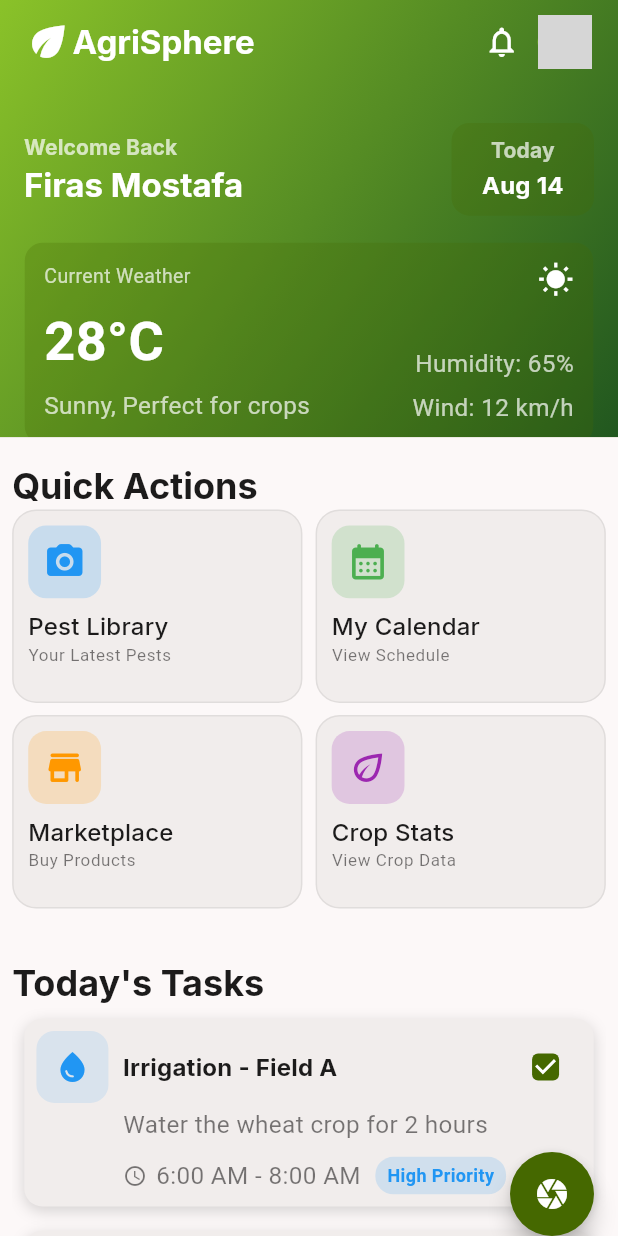
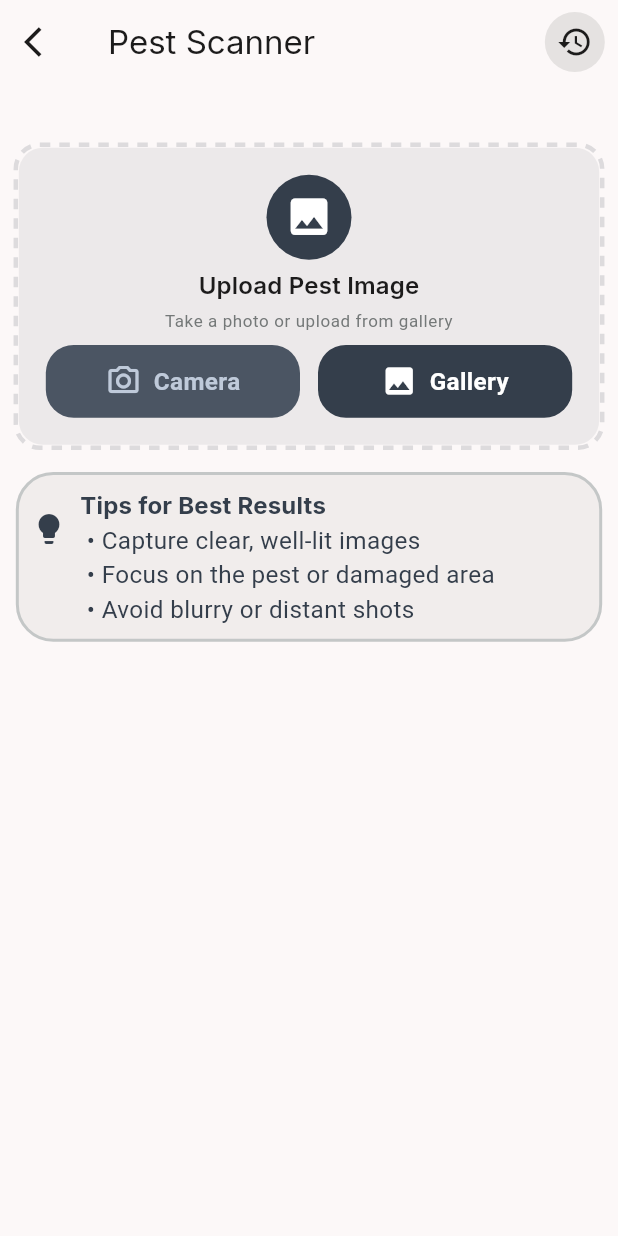
Before and after one commit to firas-mostafa/agri_sphere, a Flutter app: the MainScreen screen opened by its route, after a tap on the "camera" icon, on a phone screen of 412 x 824 dp. Run offline on Flutter 3.47's test engine with Material 3 defaults, Android fonts, the phone set to English and light mode, and no system bars; drawn by our look-alikes of crystal_navigation_bar, dotted_border; our stand-ins replace dartz, dio, equatable, flutter_bloc, flutter_svg, google_fonts and 1 more; accounts and stored records are empty; network calls fail; project files that could hold a hidden picture were left out; grey boxes are pictures that could not be loaded.

Commit message:
Add pest reporting interface with image upload and scanning tips; update localization strings

```diff
--- a/mobile_app/assets/lang/ar.json
+++ b/mobile_app/assets/lang/ar.json
@@ -39,5 +39,14 @@
     "today":"اليوم",
     "current_weather":"الطقس الحالي",
     "wind":"الرياح",
-    "humidity":"الرطوبة"
+    "humidity":"الرطوبة",
+    "upload_pest_image":"تحميل صورة للآفة",
+    "take_a_photo_or_upload_from_gallery":"التقط صورة أو قم بتحميلها من المعرض",
+    "camera":"الكاميرة",
+    "gallery":"المعرض",
+    "pest_scanner":"ماسح الأفات",
+    "tips_for_best_results":"نصائح للحصول على أفضل النتائج",
+    "avoid_blurry_or_distant_shots":"تجنب الصور الضبابية أو البعيدة",
+    "focus_on_the_pest_or_damaged_area":"ركز على الآفة أو المنطقة المتضررة",
+    "capture_clear,well-lit_images":"التقط صورًا واضحة ومضاءة جيدًا"
 }
--- a/mobile_app/assets/lang/en.json
+++ b/mobile_app/assets/lang/en.json
@@ -39,5 +39,14 @@
     "today":"Today",
     "current_weather":"Current Weather",
     "wind":"Wind",
-    "humidity":"Humidity"
+    "humidity":"Humidity",
+    "upload_pest_image":"Upload Pest Image",
+    "take_a_photo_or_upload_from_gallery":"Take a photo or upload from gallery",
+    "camera":"Camera",
+    "gallery":"Gallery",
+    "pest_scanner":"Pest Scanner",
+    "tips_for_best_results":"Tips for Best Results",
+    "avoid_blurry_or_distant_shots":"Avoid blurry or distant shots",
+    "focus_on_the_pest_or_damaged_area":"Focus on the pest or damaged area",
+    "capture_clear,well-lit_images":"Capture clear, well-lit images"
 }
--- a/mobile_app/lib/helpers/routes/app_router.dart
+++ b/mobile_app/lib/helpers/routes/app_router.dart
@@ -1,9 +1,9 @@
-import 'package:flutter/material.dart'
-    show RouteSettings, Route, MaterialPageRoute;
+import 'package:flutter/material.dart';
 import 'package:mobile_app/presentation/auth/screens/register_page.dart';
 import 'package:mobile_app/presentation/auth/screens/login_page.dart';
 import 'package:mobile_app/presentation/language/screens/language_page.dart';
 import 'package:mobile_app/presentation/main/screens/main_screen.dart';
+import 'package:mobile_app/presentation/pest_scanner/screens/pest_scanner.dart';
 import 'package:mobile_app/presentation/splash/splash_screen.dart';
 
 class AppRouter {
@@ -14,6 +14,8 @@ class AppRouter {
     switch (routeName) {
       case '/main':
         return MaterialPageRoute(builder: (_) => MainScreen());
+      case '/pest_reporting':
+        return MaterialPageRoute(builder: (_) => PestScanner());
       case '/language':
         return MaterialPageRoute(builder: (_) => LanguagePage());
       case '/login':
--- a/mobile_app/lib/presentation/home/widgets/header.dart
+++ b/mobile_app/lib/presentation/home/widgets/header.dart
@@ -20,7 +20,10 @@ class Header extends StatelessWidget {
           end: Alignment.bottomRight,
         ),
       ),
-      padding: const EdgeInsets.symmetric(horizontal: 16, vertical: 18),
+      padding: EdgeInsets.symmetric(
+        horizontal: context.setWidth(15),
+        vertical: context.setHeight(43),
+      ),
       child: Column(
         crossAxisAlignment: CrossAxisAlignment.start,
         children: [
--- a/mobile_app/lib/presentation/home/widgets/my_sliver_app_bar.dart
+++ b/mobile_app/lib/presentation/home/widgets/my_sliver_app_bar.dart
@@ -28,7 +28,6 @@ class MySliverAppBar extends StatelessWidget {
       ),
       actionsPadding: EdgeInsets.symmetric(horizontal: context.setWidth(20)),
       automaticallyImplyLeading: false,
-
       actions: [
         IconButton(
           onPressed: () {},
--- a/mobile_app/lib/presentation/main/screens/main_screen.dart
+++ b/mobile_app/lib/presentation/main/screens/main_screen.dart
@@ -28,7 +28,9 @@ class MainScreen extends StatelessWidget {
         builder: (indexContext) {
           return Scaffold(
             floatingActionButton: FloatingActionButton(
-              onPressed: () {},
+              onPressed: () {
+                Navigator.pushNamed(context, '/pest_reporting');
+              },
               disabledElevation: 0,
               materialTapTargetSize: MaterialTapTargetSize.shrinkWrap,
               backgroundColor: context.colorScheme.primary,
--- /dev/null
+++ b/mobile_app/lib/presentation/pest_scanner/screens/pest_scanner.dart
@@ -0,0 +1,45 @@
+import 'package:flutter/material.dart';
+import 'package:mobile_app/helpers/localization/app_localizations.dart';
+import 'package:mobile_app/helpers/responsive/size_helper_extension.dart';
+import 'package:mobile_app/helpers/theme/theme_helper_extension.dart';
+import 'package:mobile_app/presentation/pest_scanner/widgets/pest_image_uploader.dart';
+import 'package:mobile_app/presentation/pest_scanner/widgets/tips_for_scanning.dart';
+
+class PestScanner extends StatelessWidget {
+  const PestScanner({super.key});
+
+  @override
+  Widget build(BuildContext context) {
+    return Scaffold(
+      appBar: AppBar(
+        actionsPadding: EdgeInsets.symmetric(horizontal: context.setWidth(10)),
+        leading: IconButton(
+          onPressed: () => Navigator.pop(context),
+          icon: Icon(Icons.arrow_back_ios),
+        ),
+        actions: [
+          CircleAvatar(
+            backgroundColor: context.colorScheme.surfaceContainerHighest,
+            child: Icon(Icons.history, color: context.colorScheme.onSurface),
+          ),
+        ],
+        title: Text("pest_scanner".tr(context)),
+      ),
+      body: Padding(
+        padding: EdgeInsets.symmetric(
+          horizontal: context.setWidth(12),
+          vertical: context.setHeight(50),
+        ),
+        child: SingleChildScrollView(
+          child: Column(
+            children: [
+              PestImageUploader(),
+              SizedBox(height: context.setHeight(20)),
+              TipsForScanning(),
+            ],
+          ),
+        ),
+      ),
+    );
+  }
+}
--- /dev/null
+++ b/mobile_app/lib/presentation/pest_scanner/widgets/pest_image_uploader.dart
@@ -0,0 +1,94 @@
+import 'package:flutter/material.dart';
+import 'package:dotted_border/dotted_border.dart';
+import 'package:mobile_app/helpers/localization/app_localizations.dart';
+import 'package:mobile_app/helpers/responsive/size_helper_extension.dart';
+import 'package:mobile_app/helpers/theme/theme_helper_extension.dart';
+import 'package:mobile_app/widgets/custom_button.dart';
+
+class PestImageUploader extends StatelessWidget {
+  final VoidCallback? onCameraPressed;
+  final VoidCallback? onGalleryPressed;
+
+  const PestImageUploader({
+    super.key,
+    this.onCameraPressed,
+    this.onGalleryPressed,
+  });
+
+  @override
+  Widget build(BuildContext context) {
+    final tertiary = context.colorScheme.tertiary;
+
+    return DottedBorder(
+      color: tertiary.withAlpha(40),
+      strokeWidth: 3,
+      dashPattern: const [7, 6],
+      borderType: BorderType.RRect,
+      radius: const Radius.circular(16),
+      child: Container(
+        padding: const EdgeInsets.all(18),
+        decoration: BoxDecoration(
+          color: tertiary.withAlpha(20),
+          borderRadius: BorderRadius.circular(16),
+        ),
+        child: Column(
+          mainAxisSize: MainAxisSize.min,
+          children: [
+            Container(
+              width: context.setMineSize(70),
+              height: context.setMineSize(70),
+              decoration: BoxDecoration(
+                color: tertiary,
+                shape: BoxShape.circle,
+              ),
+              child: Icon(
+                Icons.image,
+                color: context.colorScheme.onTertiary,
+                size: context.setMineSize(40),
+              ),
+            ),
+            SizedBox(height: context.setHeight(6)),
+            Text(
+              'upload_pest_image'.tr(context),
+              style: context.textTheme.titleMedium?.copyWith(
+                fontWeight: FontWeight.w600,
+              ),
+            ),
+            SizedBox(height: context.setHeight(6)),
+            Text(
+              'take_a_photo_or_upload_from_gallery'.tr(context),
+              style: context.textTheme.bodySmall?.copyWith(
+                color: context.colorScheme.outline,
+              ),
+              textAlign: TextAlign.center,
+            ),
+            SizedBox(height: context.setHeight(10)),
+            Row(
+              children: [
+                Expanded(
+                  child: CustomButton(
+                    onTap: () {},
+                    text: "camera".tr(context),
+                    icon: Icons.camera_alt_outlined,
+                    titleColor: context.colorScheme.onTertiaryContainer,
+                    color: context.colorScheme.tertiaryContainer,
+                  ),
+                ),
+                const SizedBox(width: 12),
+                Expanded(
+                  child: CustomButton(
+                    onTap: () {},
+                    text: "gallery".tr(context),
+                    icon: Icons.photo,
+                    titleColor: context.colorScheme.onTertiary,
+                    color: context.colorScheme.tertiary,
+                  ),
+                ),
+              ],
+            ),
+          ],
+        ),
+      ),
+    );
+  }
+}
--- /dev/null
+++ b/mobile_app/lib/presentation/pest_scanner/widgets/tips_for_scanning.dart
@@ -0,0 +1,61 @@
+import 'package:flutter/material.dart';
+import 'package:mobile_app/helpers/localization/app_localizations.dart';
+import 'package:mobile_app/helpers/responsive/size_helper_extension.dart';
+import 'package:mobile_app/helpers/theme/theme_helper_extension.dart';
+
+class TipsForScanning extends StatelessWidget {
+  const TipsForScanning({super.key});
+
+  @override
+  Widget build(BuildContext context) {
+    return Container(
+      padding: EdgeInsets.all(context.setMineSize(10)),
+      decoration: BoxDecoration(
+        color: context.colorScheme.surfaceContainer,
+        borderRadius: BorderRadius.circular(25),
+        border: Border.all(color: context.colorScheme.outlineVariant, width: 2),
+      ),
+      child: Row(
+        mainAxisAlignment: MainAxisAlignment.start,
+        crossAxisAlignment: CrossAxisAlignment.start,
+        children: [
+          Padding(
+            padding: EdgeInsets.only(top: context.setMineSize(20)),
+            child: Icon(Icons.lightbulb, color: context.colorScheme.tertiary),
+          ),
+          SizedBox(width: context.setWidth(10)),
+          Column(
+            crossAxisAlignment: CrossAxisAlignment.start,
+            children: [
+              Text(
+                "tips_for_best_results".tr(context),
+                style: context.textTheme.titleMedium!.copyWith(
+                  color: context.colorScheme.tertiary,
+                  fontWeight: FontWeight.bold,
+                ),
+              ),
+              Text(
+                " • ${"capture_clear,well-lit_images".tr(context)}",
+                style: context.textTheme.bodyMedium!.copyWith(
+                  color: context.colorScheme.tertiary,
+                ),
+              ),
+              Text(
+                " • ${"focus_on_the_pest_or_damaged_area".tr(context)}",
+                style: context.textTheme.bodyMedium!.copyWith(
+                  color: context.colorScheme.tertiary,
+                ),
+              ),
+              Text(
+                " • ${"avoid_blurry_or_distant_shots".tr(context)}",
+                style: context.textTheme.bodyMedium!.copyWith(
+                  color: context.colorScheme.tertiary,
+                ),
+              ),
+            ],
+          ),
+        ],
+      ),
+    );
+  }
+}
--- a/mobile_app/lib/widgets/custom_button.dart
+++ b/mobile_app/lib/widgets/custom_button.dart
@@ -32,9 +32,10 @@ class CustomButton extends StatelessWidget {
         child: Center(
           child: Row(
             mainAxisAlignment: MainAxisAlignment.center,
-
+            crossAxisAlignment: CrossAxisAlignment.center,
             children: [
               icon != null ? Icon(icon, color: textColor) : SizedBox(),
+              SizedBox(width: context.setMineSize(10)),
               Text(
                 text,
                 style: context.textTheme.bodyMedium!.copyWith(
--- a/mobile_app/pubspec.yaml
+++ b/mobile_app/pubspec.yaml
@@ -41,6 +41,7 @@ dependencies:
   google_fonts: ^6.3.0
   flutter_svg: ^2.2.0
   image_picker: ^1.1.2
+  dotted_border: ^2.0.0
   dartz: ^0.10.1
   crystal_navigation_bar: ^1.1.0
   flutter_staggered_grid_view: ^0.7.0
```
Also changed, not shown: mobile_app/pubspec.lock.
